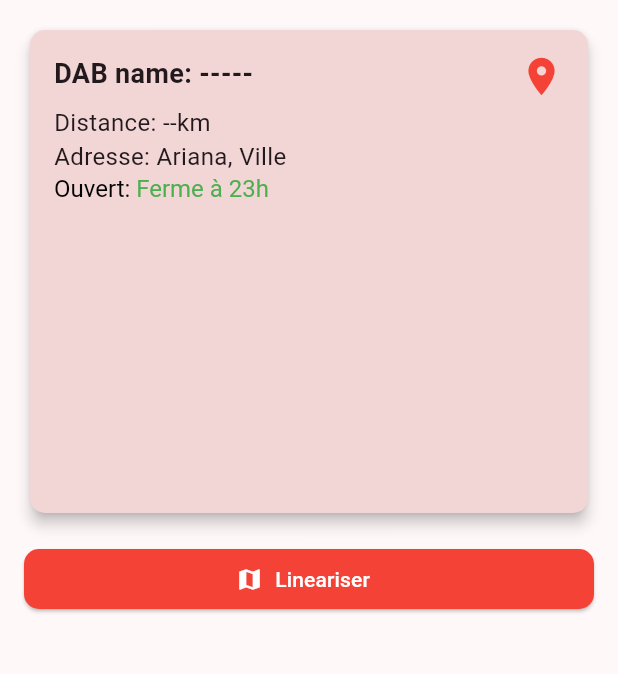
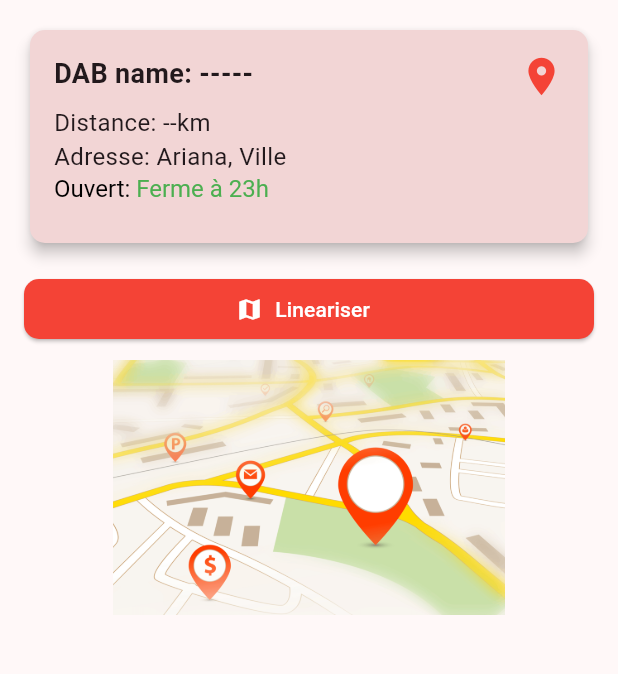
Before and after one commit to Douroub/TunisysApp, a Flutter app: the DabCltDetails screen opened directly, on a phone screen of 412 x 824 dp, the part 84-758 px from its top. Run offline on Flutter 3.47's test engine with Material 3 defaults, Android fonts, the phone set to English and light mode, and no system bars; our stand-ins replace geocoding, geolocator.

```diff
--- a/lib/screens/client/dab_clt_details.dart
+++ b/lib/screens/client/dab_clt_details.dart
@@ -48,7 +48,7 @@ class _DabCltDetailsState extends State<DabCltDetails> {
           children: [
             Container(
               width: 400, // Set your desired width
-              height: 330, // Set your desired height
+              height: 150, // Set your desired height
               child: Card(
                 color:
                     Color(0xFFF2D5D5), // Set the background color of the card
@@ -143,6 +143,13 @@ class _DabCltDetailsState extends State<DabCltDetails> {
                 },
               ),
             ),
+            SizedBox(
+              height: 10,
+            ),
+            Image.asset(
+                'assets/maps.png', // Ensure you have this image in your assets folder
+                height: 170,
+                width: 330),
           ],
         ),
       ),
--- a/lib/screens/client/home_client.dart
+++ b/lib/screens/client/home_client.dart
@@ -226,8 +226,9 @@ class _HomeClientState extends State<HomeClient> {
               leading: Icon(Icons.location_on),
               title: Text('Utiliser la localisation automatique'),
               onTap: () async {
+                Navigator.of(context)
+                    .pop(); // Fermer le modal avant de commencer à obtenir la localisation
                 await _determinePosition();
-                Navigator.of(context).pop();
               },
             ),
             ListTile(
@@ -281,6 +282,9 @@ class _HomeClientState extends State<HomeClient> {
       selectedLocation =
           "${place.street}, ${place.locality}, ${place.postalCode}, ${place.country}";
     });
+
+    // Print latitude and longitude in console
+    print('Latitude: ${position.latitude}, Longitude: ${position.longitude}');
   }
 
   void _showManualAddressDialog(BuildContext context) {
--- a/pubspec.yaml
+++ b/pubspec.yaml
@@ -31,8 +31,8 @@ dependencies:
   flutter:
     sdk: flutter
   url_launcher: ^6.1.5
-  #geolocator: ^7.6.2
-  geolocator: ^9.0.0
+  geolocator: ^7.6.2
+  #Ngeolocator: ^9.0.0
   geocoding: ^2.0.0
 
   # The following adds the Cupertino Icons font to your application.
@@ -62,7 +62,7 @@ flutter:
   assets:
     - assets/tunisys.png
     - assets/map.png
-
+    - assets/maps.png
   # To add assets to your application, add an assets section, like this:
   # assets:
   #   - images/a_dot_burr.jpeg
```
Also changed, not shown: lib/screens/admin/dab_ad_details.dart (+7 -0 lines), lib/screens/admin/home_admin.dart (+48 -6 lines), lib/screens/client/dabs_clt_info.dart (+13 -2 lines), lib/screens/login.dart (+7 -4 lines), pubspec.lock, 2 other files.
